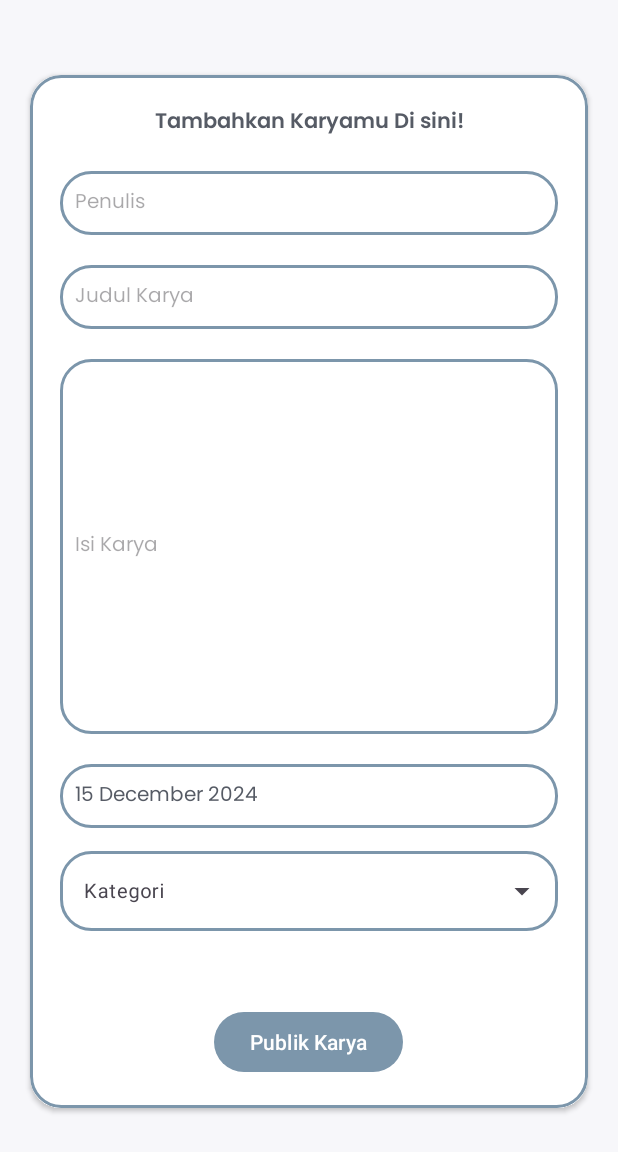
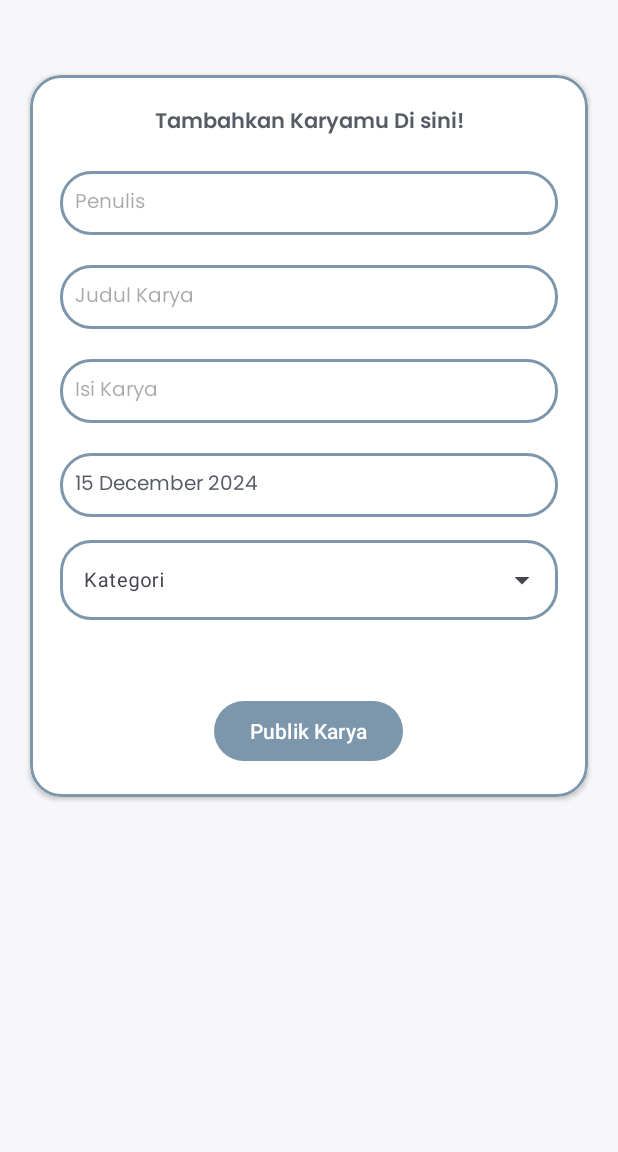
Before and after one commit to maulidyanm/cerpenku, an Android app: the Write screen opened directly, with no data from a screen before it, on a phone screen of 412 x 824 dp. Shown: the top 1152 px of the screen. Run offline under Robolectric (Android 15) with nearby library versions, the light colour scheme and no system bars; our stand-ins replace Firebase (no records; nobody signed in at launch, a user with empty details on screens opened directly).

Commit message:
komit pertama

```diff
--- a/app/src/main/res/layout/activity_edit_book.xml
+++ b/app/src/main/res/layout/activity_edit_book.xml
@@ -72,7 +72,7 @@
                 <EditText
                     android:id="@+id/etisi"
                     android:layout_width="match_parent"
-                    android:layout_height="250dp"
+                    android:layout_height="wrap_content"
                     android:hint="Isi Karya"
                     android:justificationMode="inter_word"
                     android:background="@drawable/border"
@@ -82,7 +82,9 @@
                     android:layout_marginTop="20dp"
                     android:fontFamily="@font/poppins"
                     android:inputType="textMultiLine"
-                    android:scrollbars="vertical"/>
+                    android:scrollbars="vertical"
+                    android:gravity="top"
+                    android:maxLines="8"/>
 
                 <TextView
                     android:id="@+id/tvtanggalpublik"
--- a/app/src/main/res/layout/activity_write.xml
+++ b/app/src/main/res/layout/activity_write.xml
@@ -71,7 +71,7 @@
                 <EditText
                     android:id="@+id/etIsi"
                     android:layout_width="match_parent"
-                    android:layout_height="250dp"
+                    android:layout_height="wrap_content"
                     android:hint="Isi Karya"
                     android:justificationMode="inter_word"
                     android:background="@drawable/border"
@@ -81,7 +81,10 @@
                     android:layout_marginTop="20dp"
                     android:fontFamily="@font/poppins"
                     android:inputType="textMultiLine"
-                    android:scrollbars="vertical"/>
+                    android:scrollbars="vertical"
+                    android:overScrollMode="always"
+                    android:gravity="top"
+                    android:maxLines="8"/>
 
                 <TextView
                     android:id="@+id/tvTanggalRilis"
```
